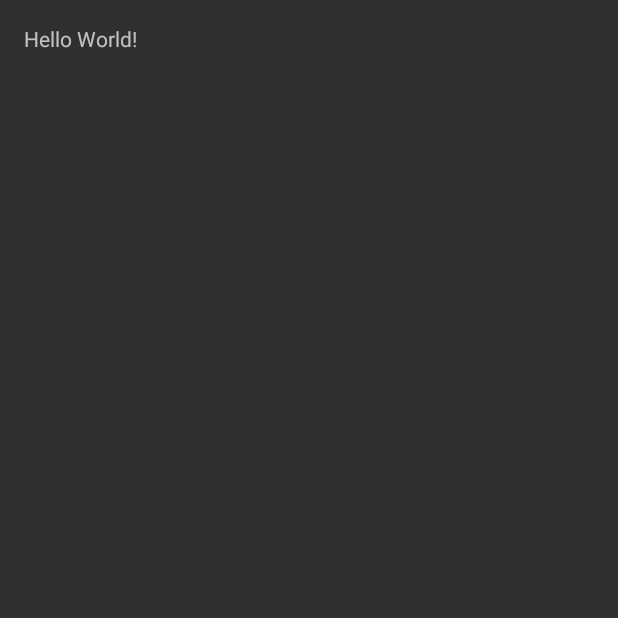
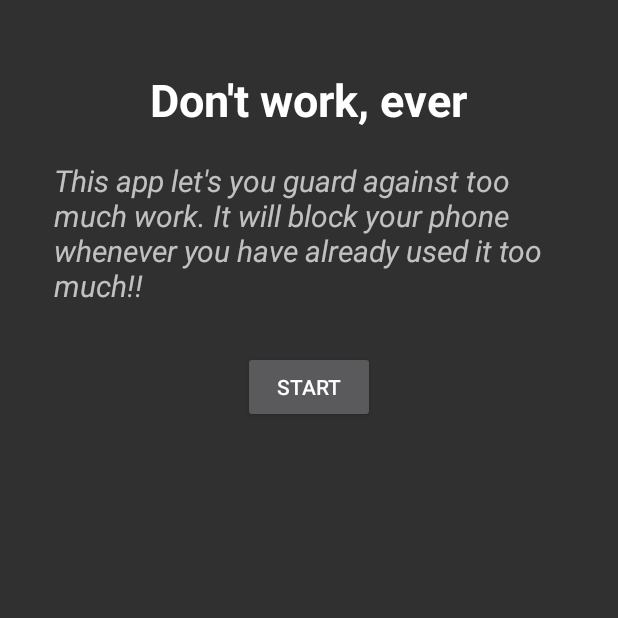
Before and after one commit to mesjetiu/DontWork, an Android app: the screen it shows after launch (MainActivity), on a phone screen of 412 x 824 dp, the top half of it. Before the commit the part shown is almost empty. Run offline under Robolectric (Android 15) with nearby library versions, the phone set to English and light mode, and no system bars; 2 statements that could not run were skipped.

Commit message:
Ahora funciona el service correctamente y se puede parar y empezar

```diff
--- a/app/src/main/java/info/pauek/dontwork/MainActivity.java
+++ b/app/src/main/java/info/pauek/dontwork/MainActivity.java
@@ -1,38 +1,48 @@
 package info.pauek.dontwork;
 
-import android.Manifest;
+import android.content.ComponentName;
 import android.content.Intent;
-import android.content.pm.PackageManager;
+import android.content.ServiceConnection;
 import android.net.Uri;
+import android.os.Build;
+import android.os.Bundle;
+import android.os.IBinder;
 import android.provider.Settings;
-import android.support.v4.app.ActivityCompat;
-import android.support.v4.content.ContextCompat;
 import android.support.v7.app.AppCompatActivity;
-import android.os.Bundle;
 import android.util.Log;
+import android.view.View;
+import android.widget.Button;
 import android.widget.Toast;
 
 public class MainActivity extends AppCompatActivity
 {
-//      private static final int MY_PERMISSIONS_REQUEST_SYSTEM_ALERT_WINDOW = 0;
-
-
     public static int OVERLAY_PERMISSION_REQ_CODE = 1;
+    private DontWorkService service;
+    private Button startButton;
 
     public void requestOverlayPermission() {
+        if (Build.VERSION.SDK_INT >= Build.VERSION_CODES.M) {
             if (!Settings.canDrawOverlays(this)) {
                 Intent intent = new Intent(Settings.ACTION_MANAGE_OVERLAY_PERMISSION,
                         Uri.parse("package:" + getPackageName()));
                 startActivityForResult(intent, OVERLAY_PERMISSION_REQ_CODE);
             }
         }
+    }
 
     @Override
     protected void onActivityResult(int requestCode, int resultCode, Intent data) {
         if (requestCode == OVERLAY_PERMISSION_REQ_CODE) {
+            if (Build.VERSION.SDK_INT >= Build.VERSION_CODES.M) {
                 if (!Settings.canDrawOverlays(this)) {
                     Log.e("DontWork", "Permission not granted!");
+                    Toast.makeText(
+                        this,
+                        R.string.permission_not_granted,
+                        Toast.LENGTH_SHORT
+                    ).show();
                     finish();
+                }
             }
         }
     }
@@ -41,32 +51,63 @@ public class MainActivity extends AppCompatActivity
     protected void onCreate(Bundle savedInstanceState) {
         super.onCreate(savedInstanceState);
         setContentView(R.layout.activity_main);
-
         requestOverlayPermission();
 
-        /*
-        int permissionCheck = ContextCompat.checkSelfPermission(this,
-                Manifest.permission.SYSTEM_ALERT_WINDOW);
-        if (permissionCheck == PackageManager.PERMISSION_DENIED) {
-            if (ActivityCompat.shouldShowRequestPermissionRationale(this,
-                    Manifest.permission.SYSTEM_ALERT_WINDOW)) {
+        // Start service
+        Intent intent = new Intent(this, DontWorkService.class);
+        startService(intent);
 
-                // Show an expanation to the user *asynchronously* -- don't block
-                // this thread waiting for the user's response! After the user
-                // sees the explanation, try again to request the permission.
+        startButton = (Button)findViewById(R.id.button);
+    }
 
-            } else {
-                ActivityCompat.requestPermissions(this,
-                        new String[]{Manifest.permission.SYSTEM_ALERT_WINDOW},
-                        MY_PERMISSIONS_REQUEST_SYSTEM_ALERT_WINDOW);
+    private ServiceConnection connection;
+
+    @Override
+    protected void onStart() {
+        super.onStart();
+
+        // Bind to service
+        connection = new ServiceConnection() {
+            @Override
+            public void onServiceConnected(ComponentName name, IBinder service) {
+                DontWorkService.LocalBinder binder = (DontWorkService.LocalBinder)service;
+                MainActivity.this.service = binder.getService();
+
+                if (MainActivity.this.service.isBlocking()) {
+                    startButton.setText(R.string.stop);
                 }
-        } else {
-            Toast.makeText(this, "Permission GRANTED!", Toast.LENGTH_LONG).show();
             }
-        */
+
+            @Override
+            public void onServiceDisconnected(ComponentName name) {
+                MainActivity.this.service = null;
+            }
+        };
 
         Intent intent = new Intent(this, DontWorkService.class);
-        Log.i("DontWork", "Trying to start service...");
-        startService(intent);
+        boolean boundService = bindService(intent, connection, 0);
+        if (!boundService) {
+            Log.e("DontWork", "Cannot bind to service!");
         }
     }
+
+    @Override
+    protected void onStop() {
+        super.onStop();
+        // Unbind from the service
+        if (service != null) {
+            unbindService(connection);
+            service = null;
+        }
+    }
+
+    public void onStartOrStop(View view) {
+        if (!service.isBlocking()) {
+            service.startBlocking();
+            startButton.setText(R.string.stop);
+        } else {
+            service.stopBlocking();
+            startButton.setText(R.string.start);
+        }
+    }
+}
--- a/app/src/main/res/layout/activity_main.xml
+++ b/app/src/main/res/layout/activity_main.xml
@@ -6,6 +6,36 @@
     android:paddingTop="@dimen/activity_vertical_margin"
     android:paddingBottom="@dimen/activity_vertical_margin" tools:context=".MainActivity">
 
-    <TextView android:text="Hello World!" android:layout_width="wrap_content"
-        android:layout_height="wrap_content" />
+    <TextView android:text="@string/text_explanation" android:layout_width="wrap_content"
+        android:layout_height="wrap_content"
+        android:id="@+id/textView3"
+        android:layout_below="@+id/textView2"
+        android:layout_alignParentStart="true"
+        android:layout_marginTop="20dp"
+        android:textSize="20dp"
+        android:textStyle="italic"
+        android:layout_marginLeft="20dp"
+        android:layout_marginRight="20dp" />
+
+    <TextView
+        android:layout_width="wrap_content"
+        android:layout_height="wrap_content"
+        android:textAppearance="?android:attr/textAppearanceLarge"
+        android:text="@string/text_title"
+        android:id="@+id/textView2"
+        android:layout_alignParentTop="true"
+        android:layout_centerHorizontal="true"
+        android:textSize="30dp"
+        android:textStyle="bold"
+        android:layout_marginTop="30dp" />
+
+    <Button
+        android:layout_width="wrap_content"
+        android:layout_height="wrap_content"
+        android:text="@string/start"
+        android:id="@+id/button"
+        android:layout_below="@+id/textView3"
+        android:layout_centerHorizontal="true"
+        android:layout_marginTop="30dp"
+        android:onClick="onStartOrStop" />
 </RelativeLayout>
--- a/app/src/main/res/values/strings.xml
+++ b/app/src/main/res/values/strings.xml
@@ -1,5 +1,11 @@
 <resources>
     <string name="app_name">DontWork</string>
-    <string name="warning">You should stop working!</string>
-    <string name="stop_working_message">Stop Working!</string>
+
+    <string name="start">Start</string>
+    <string name="stop">Stop</string>
+
+    <string name="permission_not_granted">Permission to block screen not granted. Exiting.</string>
+
+    <string name="text_title">Don\'t work, ever</string>
+    <string name="text_explanation">This app let\'s you guard against too much work. It will block your phone whenever you have already used it too much!!</string>
 </resources>
```
Also changed, not shown: app/src/main/java/info/pauek/dontwork/DontWorkService.java (+37 -11 lines), app/src/main/res/layout/activity_alert.xml (deleted, +0 -20 lines), app/src/main/res/layout/blockscreen.xml (+5 -5 lines), app/src/main/res/drawable/stop.png (added), 2 other files. Lines whose indentation alone changed are shown as unchanged.
